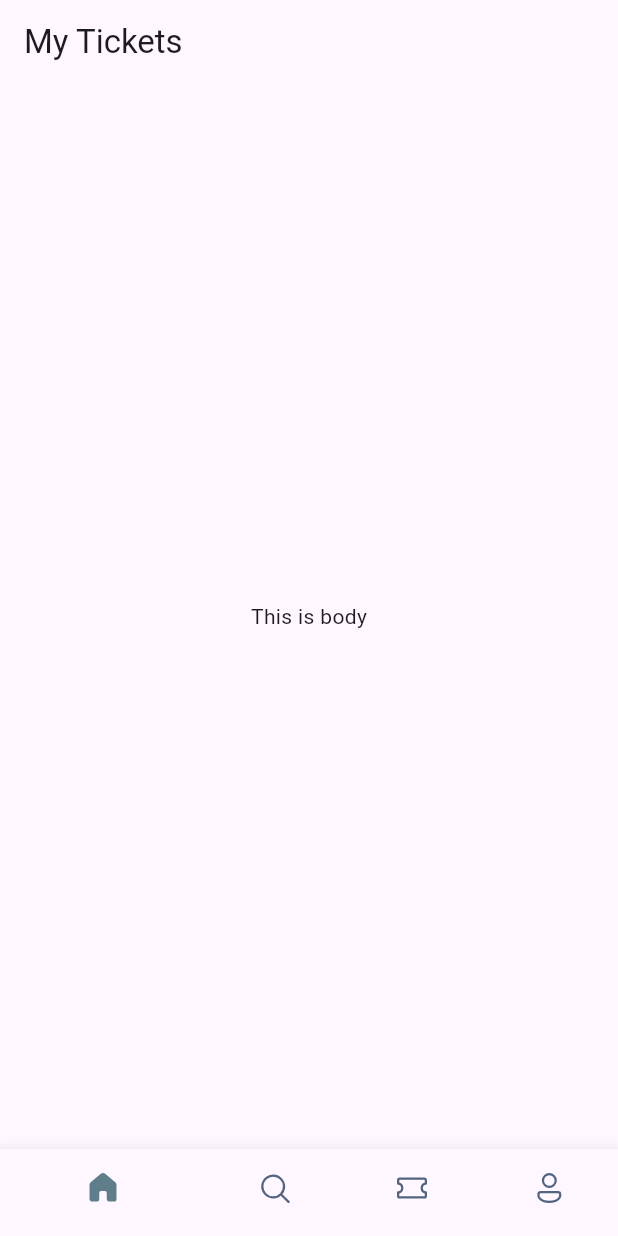
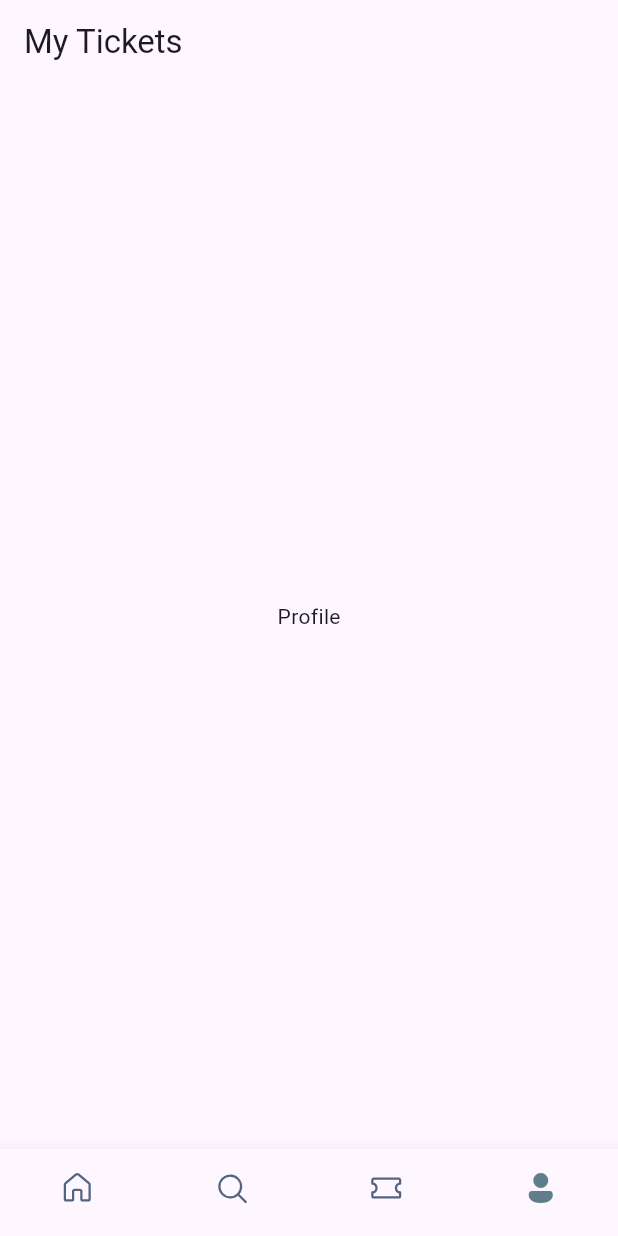
Before and after one commit to ChathuraHettiarachchi/Flutter-Ticket-Booking, a Flutter app: the screen it shows after launch, on a phone screen of 412 x 824 dp. Run offline on Flutter 3.47's test engine with Material 2 defaults, Android fonts, the phone set to English and light mode, and no system bars; our stand-ins replace fluentui_icons.

Commit message:
Loading and state for bottom navigation

```diff
--- a/lib/screens/bottom_bar.dart
+++ b/lib/screens/bottom_bar.dart
@@ -10,20 +10,38 @@ class BottomBar extends StatefulWidget {
 }
 
 class _BottomBarState extends State<BottomBar> {
+  int _selectedIndex = 3;
+
   @override
   Widget build(BuildContext context) {
+    const List<Widget> _widgetOptions = <Widget>[
+      Text('Home'),
+      Text('Search'),
+      Text('Tickets'),
+      Text('Profile'),
+    ];
+
+    void _onItemTapped(int index) {
+      setState(() {
+        _selectedIndex = index;
+      });
+    }
+
     return Scaffold(
       appBar: AppBar(
         title: const Text('My Tickets'),
       ),
-      body: const Center(
-        child: Text('This is body'),
+      body: Center(
+        child: _widgetOptions[_selectedIndex],
       ),
       bottomNavigationBar: BottomNavigationBar(
+        currentIndex: _selectedIndex,
+        onTap: _onItemTapped,
         elevation: 10,
         showSelectedLabels: false,
         showUnselectedLabels: false,
         selectedItemColor: Colors.blueGrey,
+        type: BottomNavigationBarType.fixed,
         unselectedItemColor: const Color(0xFF526480),
         items: const [
           BottomNavigationBarItem(
```
